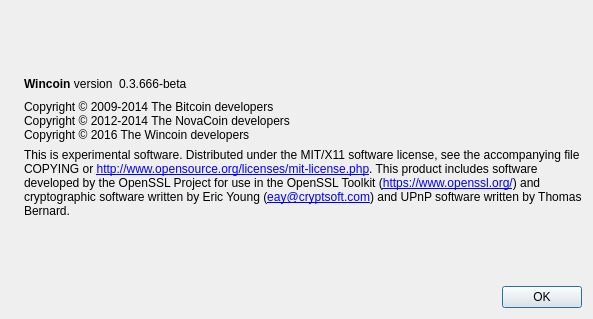
WincoinClassic/wincoinclassic, file src/qt/forms/aboutdialog.ui: the form before one commit.
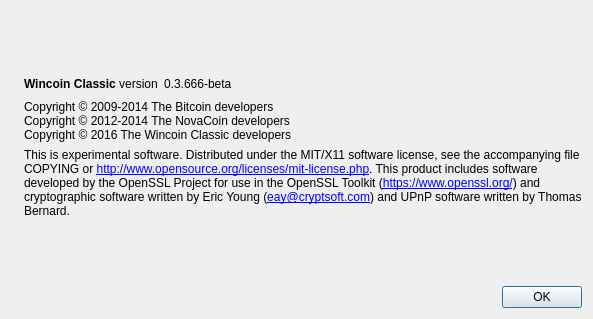
The form after the commit. Icons and pictures are not drawn.

Commit message: Wincoin Classic

What changed in the file:
```diff
--- a/src/qt/forms/aboutdialog.ui
+++ b/src/qt/forms/aboutdialog.ui
@@ -53,7 +53,7 @@
           <cursorShape>IBeamCursor</cursorShape>
          </property>
          <property name="text">
-          <string>&lt;b&gt;Wincoin&lt;/b&gt; version</string>
+          <string>&lt;b&gt;Wincoin Classic&lt;/b&gt; version</string>
          </property>
          <property name="textInteractionFlags">
           <set>Qt::LinksAccessibleByMouse|Qt::TextSelectableByKeyboard|Qt::TextSelectableByMouse</set>
@@ -96,7 +96,7 @@
        <property name="text">
         <string>Copyright © 2009-2014 The Bitcoin developers
 Copyright © 2012-2014 The NovaCoin developers
-Copyright © 2016 The Wincoin developers</string>
+Copyright © 2016 The Wincoin Classic developers</string>
        </property>
        <property name="textInteractionFlags">
         <set>Qt::LinksAccessibleByMouse|Qt::TextSelectableByKeyboard|Qt::TextSelectableByMouse</set>
```
Left out of the diff: 2 changed lines with no effect on the pictures. The commit also changes 115 other files.
